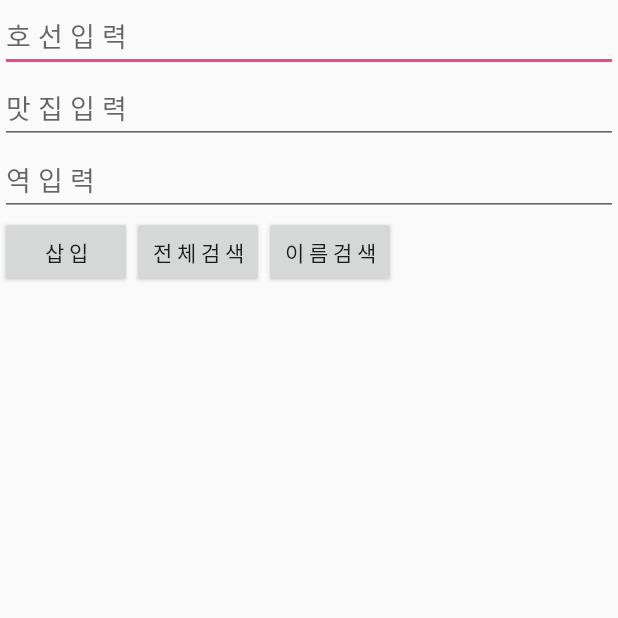
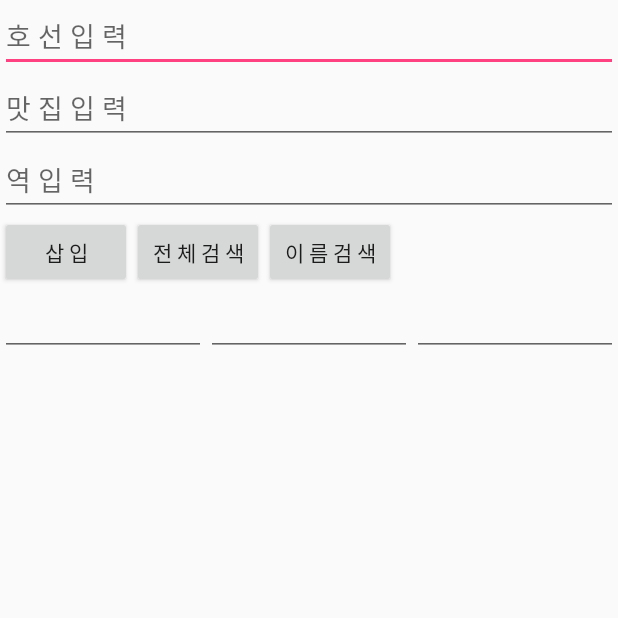
Before and after one commit to SeChanLee/0725_sub, an Android app: the FamousRestaurant screen opened directly, with no data from a screen before it, on a phone screen of 412 x 824 dp, the top half of it. Run offline under Robolectric (Android 15) with nearby library versions, the phone set to English and light mode, and no system bars; 2 statements that could not run were skipped.

Commit message:
0817_14:56

```diff
--- a/app/src/main/res/layout/activity_resdate.xml
+++ b/app/src/main/res/layout/activity_resdate.xml
@@ -8,22 +8,19 @@
         android:id="@+id/editRail"
         android:layout_width="match_parent"
         android:layout_height="wrap_content"
-        android:hint="호 선 입 력"
-        android:selectAllOnFocus="true"/>
+        android:hint="호 선 입 력" />
 
     <EditText
         android:id="@+id/editRes"
         android:layout_width="match_parent"
         android:layout_height="wrap_content"
-        android:hint="맛 집 입 력"
-        android:selectAllOnFocus="true"/>
+        android:hint="맛 집 입 력" />
 
     <EditText
         android:id="@+id/editStation"
         android:layout_width="match_parent"
         android:layout_height="wrap_content"
-        android:hint="역 입 력"
-        android:selectAllOnFocus="true"/>
+        android:hint="역 입 력" />
 
     <TableLayout
         android:layout_width="match_parent"
@@ -35,33 +32,40 @@
                 android:id="@+id/btnInsert"
                 android:layout_width="wrap_content"
                 android:layout_height="wrap_content"
-                android:onClick="mOnClick"
                 android:text="삽 입"/>
             <Button
                 android:id="@+id/btnAll"
                 android:layout_width="wrap_content"
                 android:layout_height="wrap_content"
-                android:onClick="mOnClick"
                 android:text="전 체 검 색"/>
             <Button
                 android:id="@+id/btnName"
                 android:layout_width="wrap_content"
                 android:layout_height="wrap_content"
-                android:onClick="mOnClick"
                 android:text="이 름 검 색"/>
         </TableRow>
     </TableLayout>
-    <ScrollView
+
+    <LinearLayout
         android:layout_width="match_parent"
         android:layout_height="match_parent"
-        android:fadeScrollbars="false"
-        android:padding="4dp">
-        <TextView
+        android:orientation="horizontal">
+        <EditText
             android:layout_width="match_parent"
             android:layout_height="wrap_content"
-            android:id="@+id/textResult"
-            android:textSize="20dp"/>
+            android:id="@+id/textrailResult"
+            android:layout_weight="1"/>
+        <EditText
+            android:layout_width="match_parent"
+            android:layout_height="wrap_content"
+            android:id="@+id/textresResult"
+            android:layout_weight="1"/>
+        <EditText
+            android:layout_width="match_parent"
+            android:layout_height="wrap_content"
+            android:id="@+id/textnameResult"
+            android:layout_weight="1"/>
 
-    </ScrollView>
+    </LinearLayout>
 
 </LinearLayout>
--- a/build.gradle
+++ b/build.gradle
@@ -7,7 +7,7 @@ buildscript {
         jcenter()
     }
     dependencies {
-        classpath 'com.android.tools.build:gradle:3.1.3'
+        classpath 'com.android.tools.build:gradle:3.1.4'
 
 
         // NOTE: Do not place your application dependencies here; they belong
```
Also changed, not shown: app/src/main/java/com/example/secha/a0725_sub/FamousRestaurant.java (+47 -71 lines).
